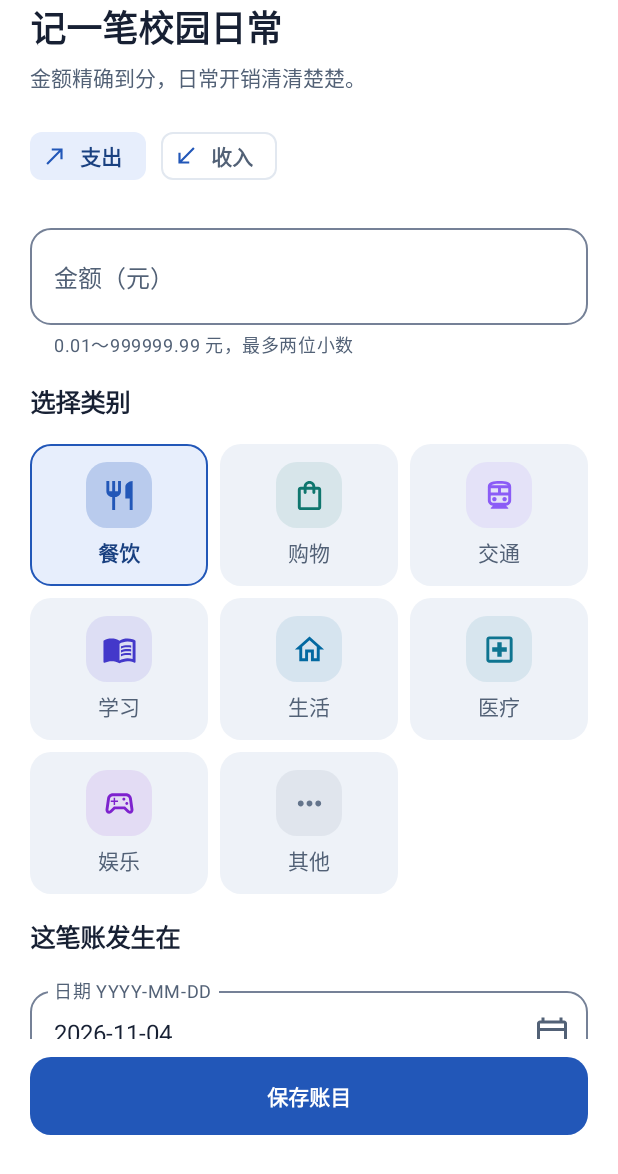
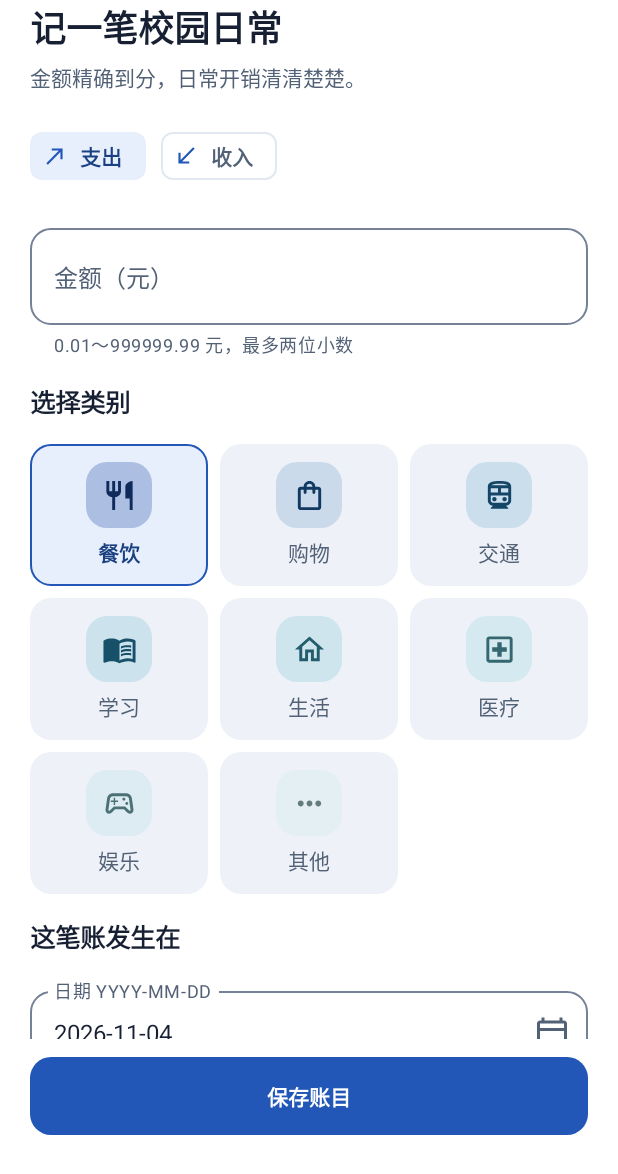
Before and after one commit to Ouniverse-X/AeroLedger, an Android app built with Jetpack Compose: the @Preview function EditorPreview, on a phone screen of 412 x 824 dp. Shown: the top 1174 px of the screen. Run offline under Robolectric (Android 15) with nearby library versions, the phone set to English and light mode, and no system bars; our stand-ins replace Room's generated code.

Commit message:
style: arrange category colors into cool and warm gradients

```diff
--- a/app/src/main/java/cn/edu/buaa/ledger/ui/components/Components.kt
+++ b/app/src/main/java/cn/edu/buaa/ledger/ui/components/Components.kt
@@ -21,13 +21,22 @@ import cn.edu.buaa.ledger.data.*
 import cn.edu.buaa.ledger.domain.money
 import java.time.LocalDate
 
+/** Ordered cool/warm ramps; other is the soft final stop in each ramp. */
 fun categoryColor(code: String): Color = when(code) {
-    "food" -> Color(0xFF2257B8); "shopping" -> Color(0xFF0F766E); "transport" -> Color(0xFF8B5CF6)
-    "study" -> Color(0xFF4338CA); "bills" -> Color(0xFF0369A1); "medical" -> Color(0xFF0E7490)
-    "entertainment" -> Color(0xFF7E22CE); "other" -> Color(0xFF64748B)
-    "allowance" -> Color(0xFFB45309); "scholarship" -> Color(0xFFA16207); "work" -> Color(0xFFC2410C)
-    "gift" -> Color(0xFFBE4055); "other_income" -> Color(0xFF926747)
-    else -> Color(0xFF64748B)
+    "food" -> Color(0xFF2454A6)
+    "shopping" -> Color(0xFF296BB2)
+    "transport" -> Color(0xFF2C80B9)
+    "study" -> Color(0xFF3295BE)
+    "bills" -> Color(0xFF46A8C3)
+    "medical" -> Color(0xFF65BACB)
+    "entertainment" -> Color(0xFF8ACCD5)
+    "other" -> Color(0xFFB6DFE2)
+    "allowance" -> Color(0xFFB94E38)
+    "scholarship" -> Color(0xFFCF713D)
+    "work" -> Color(0xFFE0964F)
+    "gift" -> Color(0xFFEABE7A)
+    "other_income" -> Color(0xFFF2DDB2)
+    else -> Color(0xFFB6DFE2)
 }
 fun categoryIcon(code: String): ImageVector = when(code) {
     "food" -> Icons.Outlined.Restaurant; "shopping" -> Icons.Outlined.ShoppingBag
@@ -73,8 +82,11 @@ private fun fontFeatureSettingsStyle() = androidx.compose.ui.text.TextStyle(font
 
 @Composable fun CategoryAvatar(code: String, modifier: Modifier = Modifier, selected: Boolean = false) {
     val dark = MaterialTheme.colorScheme.background.luminanceValue() < .2f
-    val color = categoryColor(code).let { if (dark) androidx.compose.ui.graphics.lerp(it, Color.White, .38f) else it }
-    Box(modifier.size(44.dp).clip(RoundedCornerShape(14.dp)).background(color.copy(alpha = if(selected) .23f else .10f)), contentAlignment = Alignment.Center) {
+    val base = categoryColor(code)
+    // Pale ramp stops remain pale in charts/backgrounds; icon ink needs contrast on light surfaces.
+    val color = if (dark) androidx.compose.ui.graphics.lerp(base, Color.White, .25f)
+        else androidx.compose.ui.graphics.lerp(base, Color.Black, .35f)
+    Box(modifier.size(44.dp).clip(RoundedCornerShape(14.dp)).background(base.copy(alpha = if(selected) .30f else .18f)), contentAlignment = Alignment.Center) {
         Icon(categoryIcon(code), categoryName(code), Modifier.size(23.dp), tint = color)
     }
 }
```
Also changed, not shown: 1 other file.
